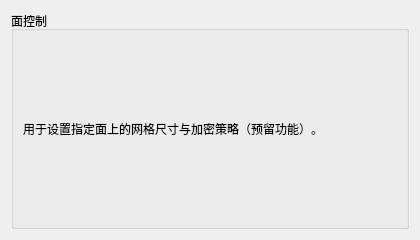
Old version of the form plugins/Base_Mesh/MeshFaceControlWidget.ui in the repository asd977/base_cae.
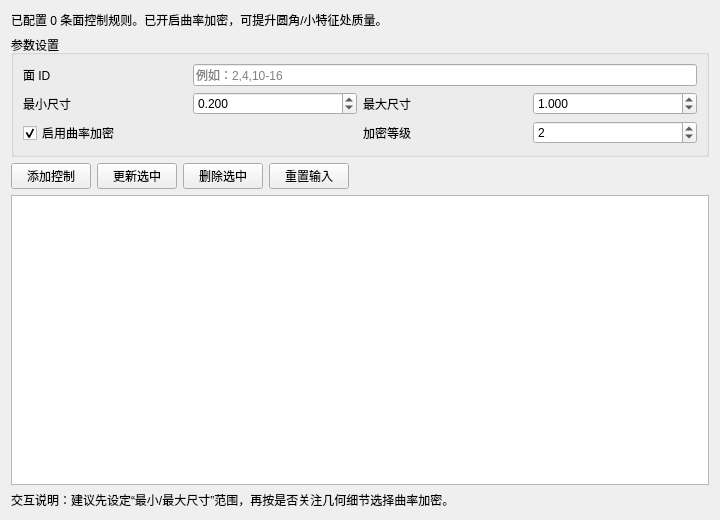
New version of the form.

Commit message: feat(mesh): 完成边/面/体控制组件交互与参数管理

```diff
--- a/plugins/Base_Mesh/MeshFaceControlWidget.ui
+++ b/plugins/Base_Mesh/MeshFaceControlWidget.ui
@@ -3,24 +3,184 @@
  <class>MeshFaceControlWidget</class>
  <widget class="QWidget" name="MeshFaceControlWidget">
   <property name="geometry">
-   <rect><x>0</x><y>0</y><width>420</width><height>240</height></rect>
+   <rect>
+    <x>0</x>
+    <y>0</y>
+    <width>720</width>
+    <height>520</height>
+   </rect>
   </property>
   <property name="windowTitle">
    <string>面控制</string>
   </property>
   <layout class="QVBoxLayout" name="verticalLayout">
    <item>
-    <widget class="QGroupBox" name="groupBox">
-     <property name="title"><string>面控制</string></property>
-     <layout class="QVBoxLayout" name="verticalLayout_2">
-      <item>
-       <widget class="QLabel" name="labelHint">
-        <property name="text"><string>用于设置指定面上的网格尺寸与加密策略（预留功能）。</string></property>
+    <widget class="QLabel" name="labelSummary">
+     <property name="text">
+      <string>已配置 0 条面控制规则。已开启曲率加密，可提升圆角/小特征处质量。</string>
+     </property>
+     <property name="wordWrap">
+      <bool>true</bool>
+     </property>
+    </widget>
+   </item>
+   <item>
+    <widget class="QGroupBox" name="groupBoxInput">
+     <property name="title">
+      <string>参数设置</string>
+     </property>
+     <layout class="QGridLayout" name="gridLayout">
+      <item row="0" column="0">
+       <widget class="QLabel" name="labelFaceIds">
+        <property name="text">
+         <string>面 ID</string>
+        </property>
+       </widget>
+      </item>
+      <item row="0" column="1" colspan="3">
+       <widget class="QLineEdit" name="editFaceIds">
+        <property name="placeholderText">
+         <string>例如：2,4,10-16</string>
+        </property>
+       </widget>
+      </item>
+      <item row="1" column="0">
+       <widget class="QLabel" name="labelMinSize">
+        <property name="text">
+         <string>最小尺寸</string>
+        </property>
+       </widget>
+      </item>
+      <item row="1" column="1">
+       <widget class="QDoubleSpinBox" name="spinMinSize">
+        <property name="decimals">
+         <number>3</number>
+        </property>
+        <property name="minimum">
+         <double>0.001000000000000</double>
+        </property>
+        <property name="maximum">
+         <double>1000000.000000000000000</double>
+        </property>
+        <property name="value">
+         <double>0.200000000000000</double>
+        </property>
+       </widget>
+      </item>
+      <item row="1" column="2">
+       <widget class="QLabel" name="labelMaxSize">
+        <property name="text">
+         <string>最大尺寸</string>
+        </property>
+       </widget>
+      </item>
+      <item row="1" column="3">
+       <widget class="QDoubleSpinBox" name="spinMaxSize">
+        <property name="decimals">
+         <number>3</number>
+        </property>
+        <property name="minimum">
+         <double>0.001000000000000</double>
+        </property>
+        <property name="maximum">
+         <double>1000000.000000000000000</double>
+        </property>
+        <property name="value">
+         <double>1.000000000000000</double>
+        </property>
+       </widget>
+      </item>
+      <item row="2" column="0" colspan="2">
+       <widget class="QCheckBox" name="checkCurvature">
+        <property name="text">
+         <string>启用曲率加密</string>
+        </property>
+        <property name="checked">
+         <bool>true</bool>
+        </property>
+       </widget>
+      </item>
+      <item row="2" column="2">
+       <widget class="QLabel" name="labelCurvatureLevel">
+        <property name="text">
+         <string>加密等级</string>
+        </property>
+       </widget>
+      </item>
+      <item row="2" column="3">
+       <widget class="QSpinBox" name="spinCurvatureLevel">
+        <property name="minimum">
+         <number>1</number>
+        </property>
+        <property name="maximum">
+         <number>5</number>
+        </property>
+        <property name="value">
+         <number>2</number>
+        </property>
        </widget>
       </item>
      </layout>
     </widget>
    </item>
+   <item>
+    <layout class="QHBoxLayout" name="horizontalLayoutButtons">
+     <item>
+      <widget class="QPushButton" name="btnAdd">
+       <property name="text">
+        <string>添加控制</string>
+       </property>
+      </widget>
+     </item>
+     <item>
+      <widget class="QPushButton" name="btnUpdate">
+       <property name="text">
+        <string>更新选中</string>
+       </property>
+      </widget>
+     </item>
+     <item>
+      <widget class="QPushButton" name="btnDelete">
+       <property name="text">
+        <string>删除选中</string>
+       </property>
+      </widget>
+     </item>
+     <item>
+      <widget class="QPushButton" name="btnReset">
+       <property name="text">
+        <string>重置输入</string>
+       </property>
+      </widget>
+     </item>
+     <item>
+      <spacer name="horizontalSpacer">
+       <property name="orientation">
+        <enum>Qt::Horizontal</enum>
+       </property>
+       <property name="sizeHint" stdset="0">
+        <size>
+         <width>40</width>
+         <height>20</height>
+        </size>
+       </property>
+      </spacer>
+     </item>
+    </layout>
+   </item>
+   <item>
+    <widget class="QTableWidget" name="tableControls"/>
+   </item>
+   <item>
+    <widget class="QLabel" name="labelHint">
+     <property name="text">
+      <string>交互说明：建议先设定“最小/最大尺寸”范围，再按是否关注几何细节选择曲率加密。</string>
+     </property>
+     <property name="wordWrap">
+      <bool>true</bool>
+     </property>
+    </widget>
+   </item>
   </layout>
  </widget>
  <resources/>
```
The commit also changes 8 other files.
